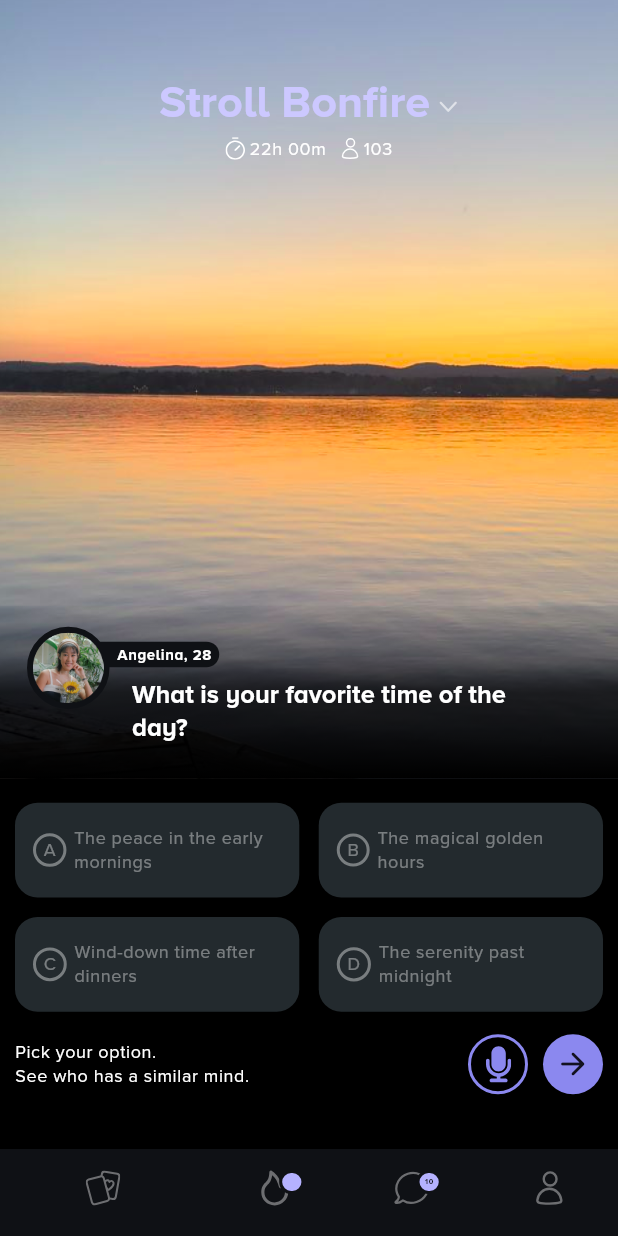
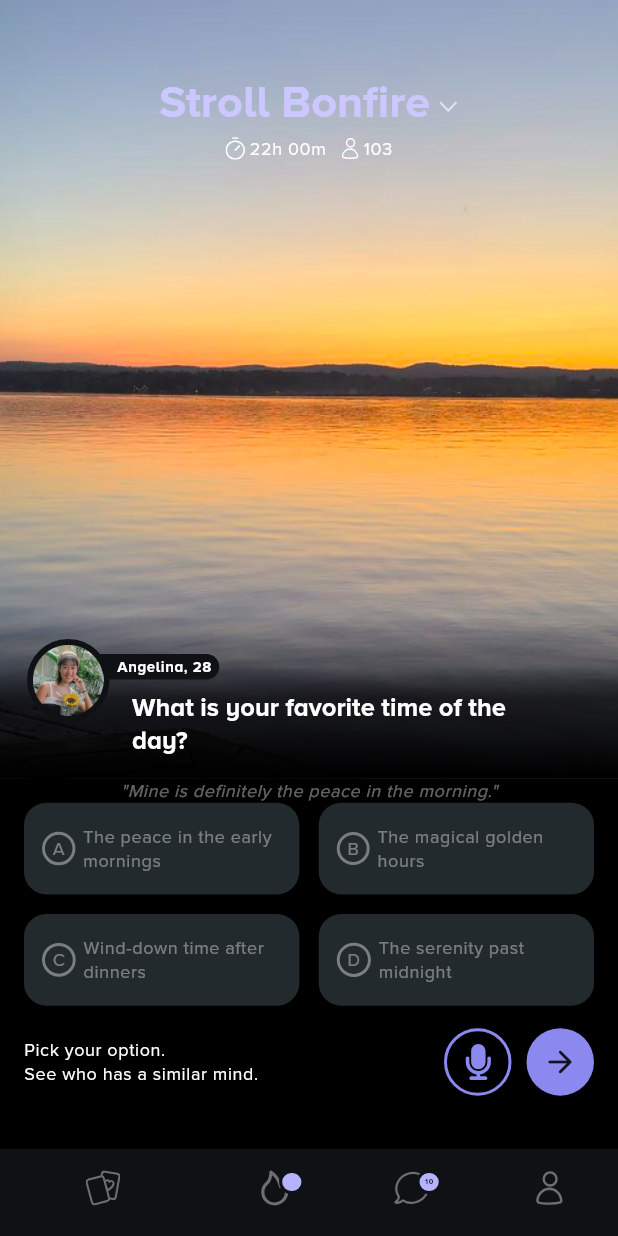
Before and after one commit to Morizuq/stroll, a Flutter app: the screen it shows after launch, on a phone screen of 412 x 824 dp. Run offline on Flutter 3.47's test engine with Material 3 defaults, Android fonts, the phone set to English and light mode, and no system bars; our stand-ins replace flutter_svg.

Commit message:
Update ContentFooter and StrollContent layout; adjust dimensions and add quote text

```diff
--- a/lib/screens/widgets/content/content_footer.dart
+++ b/lib/screens/widgets/content/content_footer.dart
@@ -32,8 +32,8 @@ class ContentFooter extends StatelessWidget {
 
 Widget _buildRecorder() {
   return Container(
-    width: 40,
-    height: 40,
+    width: 45,
+    height: 45,
     decoration: BoxDecoration(
       shape: BoxShape.circle,
       border: Border.all(color: AppColors.lavenderPurple, width: 2),
@@ -52,8 +52,8 @@ Widget _buildRecorder() {
 
 Widget _buildCTA() {
   return Container(
-    width: 40,
-    height: 40,
+    width: 45,
+    height: 45,
     decoration:
         BoxDecoration(shape: BoxShape.circle, color: AppColors.lavenderPurple),
     child: Center(child: Icon(Icons.arrow_forward_rounded, weight: 10)),
--- a/lib/screens/widgets/content/options/options.dart
+++ b/lib/screens/widgets/content/options/options.dart
@@ -50,5 +50,3 @@ class _OptionsState extends State<Options> {
         });
   }
 }
-
-// Tile widget || Container for each opti
--- a/lib/screens/widgets/content/stroll_content.dart
+++ b/lib/screens/widgets/content/stroll_content.dart
@@ -7,15 +7,22 @@ class DetailsContent extends StatelessWidget {
 
   @override
   Widget build(BuildContext context) {
+    final theme = Theme.of(context);
     return Container(
-      padding: const EdgeInsets.symmetric(
-        horizontal: 10,
-        vertical: 16,
-      ),
+      padding: const EdgeInsets.fromLTRB(16, 0, 16, 0),
       color: Colors.black,
       child: Column(
-        spacing: 15,
-        children: [Options(), ContentFooter()],
+        children: [
+          Text(
+            "\"Mine is definitely the peace in the morning.\"",
+            style: theme.textTheme.bodySmall?.copyWith(
+                color: theme.colorScheme.onPrimary.withAlpha(100),
+                fontStyle: FontStyle.italic),
+          ),
+          Options(),
+          const SizedBox(height: 15),
+          ContentFooter()
+        ],
       ),
     );
   }
--- a/lib/screens/widgets/header/user_tile.dart
+++ b/lib/screens/widgets/header/user_tile.dart
@@ -10,7 +10,7 @@ class UserTile extends StatelessWidget {
     final width = MediaQuery.sizeOf(context).width;
     final height = MediaQuery.sizeOf(context).height;
     return Container(
-      height: height * 0.14,
+      height: height * 0.13,
       width: width,
       padding: const EdgeInsets.fromLTRB(18, 14, 18, 0),
       decoration: BoxDecoration(
```
